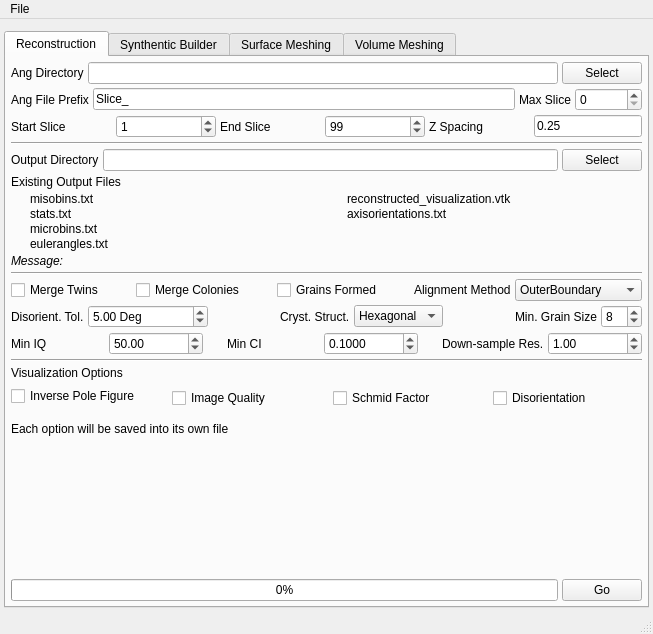
The window that Source/AIM/GUI/UI_Files/RepresentationUI.ui (BlueQuartzSoftware/DREAM3D) describes before a commit, drawn with Qt 5.
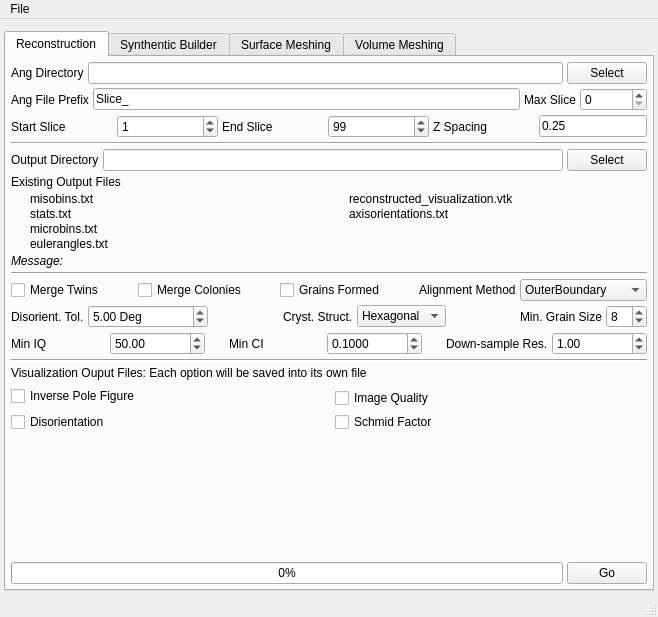
The same window after the commit. Icons and pictures are not drawn.

Commit message: Removing the Volume Meshing tab via software. Updating the Icon file.

Diff of the .ui file:
```diff
--- a/Source/AIM/GUI/UI_Files/RepresentationUI.ui
+++ b/Source/AIM/GUI/UI_Files/RepresentationUI.ui
@@ -6,8 +6,8 @@
    <rect>
     <x>0</x>
     <y>0</y>
-    <width>653</width>
-    <height>634</height>
+    <width>658</width>
+    <height>617</height>
    </rect>
   </property>
   <property name="windowTitle">
@@ -31,7 +31,7 @@
      <widget class="QTabWidget" name="tabWidget">
       <property name="minimumSize">
        <size>
-        <width>527</width>
+        <width>650</width>
         <height>0</height>
        </size>
       </property>
@@ -680,7 +680,7 @@
           <item>
            <widget class="QLabel" name="label_29">
             <property name="text">
-             <string>Visualization Options</string>
+             <string>Visualization Ouput Files: Each option will be saved into its own file</string>
             </property>
            </widget>
           </item>
@@ -702,36 +702,29 @@
               </property>
              </widget>
             </item>
-            <item row="1" column="1">
-             <widget class="QCheckBox" name="ImageQualityoutputoption">
-              <property name="text">
-               <string>Image Quality</string>
-              </property>
-             </widget>
-            </item>
-            <item row="1" column="2">
-             <widget class="QCheckBox" name="SchmidFactoroutputoption">
-              <property name="text">
-               <string>Schmid Factor</string>
-              </property>
-             </widget>
-            </item>
-            <item row="1" column="3">
+            <item row="2" column="0">
              <widget class="QCheckBox" name="Disorientationoutputoption">
               <property name="text">
                <string>Disorientation</string>
               </property>
              </widget>
             </item>
+            <item row="2" column="1">
+             <widget class="QCheckBox" name="SchmidFactoroutputoption">
+              <property name="text">
+               <string>Schmid Factor</string>
+              </property>
+             </widget>
+            </item>
+            <item row="1" column="1">
+             <widget class="QCheckBox" name="ImageQualityoutputoption">
+              <property name="text">
+               <string>Image Quality</string>
+              </property>
+             </widget>
+            </item>
            </layout>
           </item>
-          <item>
-           <widget class="QLabel" name="label_32">
-            <property name="text">
-             <string>Each option will be saved into its own file</string>
-            </property>
-           </widget>
-          </item>
          </layout>
         </item>
         <item>
@@ -2058,7 +2051,7 @@
     <rect>
      <x>0</x>
      <y>0</y>
-     <width>653</width>
+     <width>658</width>
      <height>22</height>
     </rect>
    </property>
```
Left out of the diff: 3 changed lines with no effect on the pictures. The commit also changes 4 other files.
